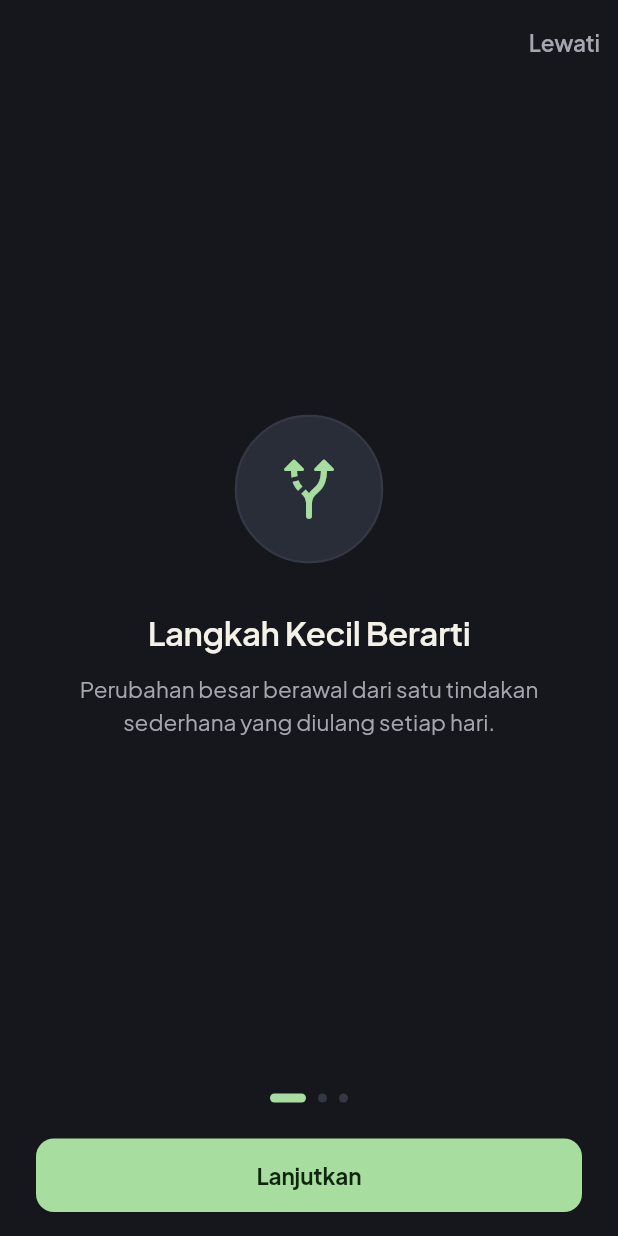
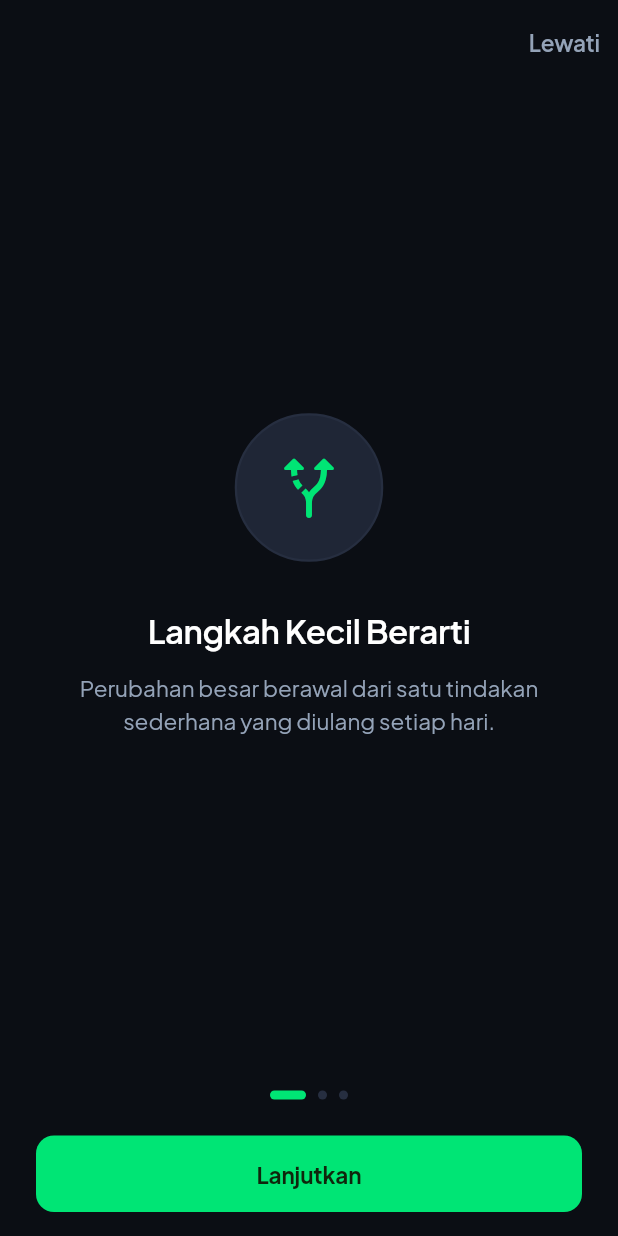
Before and after one commit to yungkaii/OneMore, a Flutter app: the screen it shows after launch, on a phone screen of 412 x 824 dp. Run offline on Flutter 3.47's test engine with Material 3 defaults, Android fonts, the phone set to English and light mode, and no system bars; our stand-ins replace flutter_local_notifications, flutter_riverpod, go_router, google_fonts, shared_preferences, supabase_flutter and 1 more; accounts and stored records are empty.

Commit message:
feat(design-system): update color tokens, typography scale, theme, and vector app logo

```diff
--- a/lib/core/constants/app_colors.dart
+++ b/lib/core/constants/app_colors.dart
@@ -1,57 +1,67 @@
 import 'package:flutter/material.dart';
 
-/// Design tokens for One More.
-/// Restrained, warm dark-first palette prioritizing readability and intentional visual hierarchy.
+/// Design tokens matching the One More visual identity from the design brief.
+/// Dark-first aesthetic with glowing neon-mint green, vibrant flame orange, and sky blue accents.
 class AppColors {
   AppColors._();
 
-  // Dark Theme Base Surfaces
-  static const Color darkBackground = Color(0xFF15171D);
-  static const Color darkSurface = Color(0xFF20232B);
-  static const Color darkSurfaceElevated = Color(0xFF292D37);
-  static const Color darkBorder = Color(0xFF333844);
+  // Dark Theme Base Surfaces (Matching design image #0B0E14 / #161B26)
+  static const Color darkBackground = Color(0xFF0B0E14);
+  static const Color darkSurface = Color(0xFF161B26);
+  static const Color darkSurfaceElevated = Color(0xFF1F2636);
+  static const Color darkBorder = Color(0xFF262E40);
 
-  // Light Theme Base Surfaces (for full dual theme support)
-  static const Color lightBackground = Color(0xFFF7F8FA);
+  // Light Theme Base Surfaces
+  static const Color lightBackground = Color(0xFFF6F8FA);
   static const Color lightSurface = Color(0xFFFFFFFF);
-  static const Color lightSurfaceElevated = Color(0xFFEEF0F4);
-  static const Color lightBorder = Color(0xFFDCE0E8);
+  static const Color lightSurfaceElevated = Color(0xFFEEF2F6);
+  static const Color lightBorder = Color(0xFFDCE2EC);
 
   // Typography Tokens
-  static const Color darkTextPrimary = Color(0xFFF4F1E8);
-  static const Color darkTextSecondary = Color(0xFFA5A7B0);
-  static const Color darkTextTertiary = Color(0xFF70737E);
+  static const Color darkTextPrimary = Color(0xFFFFFFFF);
+  static const Color darkTextSecondary = Color(0xFF94A3B8);
+  static const Color darkTextTertiary = Color(0xFF64748B);
 
-  static const Color lightTextPrimary = Color(0xFF1B1D22);
-  static const Color lightTextSecondary = Color(0xFF5A5E6B);
-  static const Color lightTextTertiary = Color(0xFF8F93A0);
+  static const Color lightTextPrimary = Color(0xFF0F172A);
+  static const Color lightTextSecondary = Color(0xFF475569);
+  static const Color lightTextTertiary = Color(0xFF94A3B8);
 
   // Brand Accents
-  /// Progress & completion accent: Calming, organic green
-  static const Color accentGreen = Color(0xFFA8DDA0);
-  static const Color accentGreenDark = Color(0xFF4C8D44);
+  /// Signature vibrant emerald/mint green from the design image
+  static const Color accentGreen = Color(0xFF00E575);
+  static const Color accentGreenDark = Color(0xFF059669);
+  static const Color accentGreenLight = Color(0xFF6EE7B7);
 
-  /// XP, level badges & milestone highlights: Soft futuristic periwinkle
-  static const Color accentXp = Color(0xFFB9C9FF);
-  static const Color accentXpDark = Color(0xFF4B61AA);
+  /// XP, level badges & sky blue highlights
+  static const Color accentXp = Color(0xFF38BDF8);
+  static const Color accentBlue = Color(0xFF60A5FA);
 
-  /// Streaks & fire highlights: Warm, encouraging amber
-  static const Color accentStreak = Color(0xFFF6A65A);
-  static const Color accentStreakDark = Color(0xFF9E5412);
+  /// Fiery streak accent
+  static const Color accentStreak = Color(0xFFFF7A18);
+  static const Color accentStreakDark = Color(0xFFEA580C);
+  static const Color streakOrange = Color(0xFFFF7A18);
+
+  /// Achievement Gold & Purple
+  static const Color gold = Color(0xFFFBBF24);
+  static const Color purple = Color(0xFFA855F7);
 
   // Feedback Tokens
-  static const Color error = Color(0xFFFF6B6B);
-  static const Color errorContainer = Color(0xFF3C1F22);
-  static const Color success = Color(0xFFA8DDA0);
-  static const Color warning = Color(0xFFF6C95A);
-  static const Color info = Color(0xFF80B5FF);
+  static const Color error = Color(0xFFEF4444);
+  static const Color errorContainer = Color(0xFF3B181E);
+  static const Color success = Color(0xFF00E575);
+  static const Color warning = Color(0xFFF59E0B);
+  static const Color info = Color(0xFF38BDF8);
 
-  // Habit Category Accents
+  // Category Accents (from the design)
   static const Map<String, Color> categoryColors = {
-    'health': Color(0xFFA8DDA0),
-    'learning': Color(0xFFB9C9FF),
-    'mindfulness': Color(0xFFD6B5FF),
-    'productivity': Color(0xFFF6A65A),
-    'routine': Color(0xFF8DE0E0),
+    'kesehatan': Color(0xFF38BDF8),
+    'produktivitas': Color(0xFF818CF8),
+    'diri': Color(0xFFA855F7),
+    'hiburan': Color(0xFFFF7A18),
+    'health': Color(0xFF38BDF8),
+    'learning': Color(0xFF818CF8),
+    'mindfulness': Color(0xFFA855F7),
+    'productivity': Color(0xFF818CF8),
+    'routine': Color(0xFF34D399),
   };
 }
--- a/lib/core/constants/app_typography.dart
+++ b/lib/core/constants/app_typography.dart
@@ -20,6 +20,13 @@ class AppTypography {
         height: 1.3,
       );
 
+  static TextStyle get headlineSmall => GoogleFonts.plusJakartaSans(
+        fontSize: 19,
+        fontWeight: FontWeight.w600,
+        letterSpacing: -0.2,
+        height: 1.3,
+      );
+
   static TextStyle get titleLarge => GoogleFonts.plusJakartaSans(
         fontSize: 18,
         fontWeight: FontWeight.w600,
@@ -32,6 +39,24 @@ class AppTypography {
         fontWeight: FontWeight.w600,
         letterSpacing: -0.1,
         height: 1.4,
+      );
+
+  static TextStyle get labelLarge => GoogleFonts.plusJakartaSans(
+        fontSize: 14,
+        fontWeight: FontWeight.w600,
+        letterSpacing: 0.1,
+      );
+
+  static TextStyle get labelMedium => GoogleFonts.plusJakartaSans(
+        fontSize: 12,
+        fontWeight: FontWeight.w500,
+        letterSpacing: 0.1,
+      );
+
+  static TextStyle get labelSmall => GoogleFonts.plusJakartaSans(
+        fontSize: 11,
+        fontWeight: FontWeight.w500,
+        letterSpacing: 0.1,
       );
 
   static TextStyle get bodyLarge => GoogleFonts.plusJakartaSans(
--- a/lib/core/theme/app_theme.dart
+++ b/lib/core/theme/app_theme.dart
@@ -2,8 +2,7 @@ import 'package:flutter/material.dart';
 import '../constants/app_colors.dart';
 import '../constants/app_typography.dart';
 
-/// Complete Material 3 themes for One More.
-/// Dark theme is the primary, carefully refined default.
+/// Complete Material 3 themes for One More matching the design image.
 class AppTheme {
   AppTheme._();
 
@@ -11,26 +10,26 @@ class AppTheme {
     const colorScheme = ColorScheme(
       brightness: Brightness.dark,
       primary: AppColors.accentGreen,
-      onPrimary: Color(0xFF0F260C),
+      onPrimary: Color(0xFF032210),
       primaryContainer: AppColors.accentGreenDark,
-      onPrimaryContainer: AppColors.darkTextPrimary,
+      onPrimaryContainer: Colors.white,
       secondary: AppColors.accentXp,
-      onSecondary: Color(0xFF131D38),
-      secondaryContainer: AppColors.accentXpDark,
-      onSecondaryContainer: AppColors.darkTextPrimary,
+      onSecondary: Color(0xFF0C1929),
+      secondaryContainer: Color(0xFF1E293B),
+      onSecondaryContainer: Colors.white,
       tertiary: AppColors.accentStreak,
-      onTertiary: Color(0xFF381A00),
+      onTertiary: Color(0xFF331400),
       tertiaryContainer: AppColors.accentStreakDark,
-      onTertiaryContainer: AppColors.darkTextPrimary,
+      onTertiaryContainer: Colors.white,
       error: AppColors.error,
-      onError: Colors.black,
+      onError: Colors.white,
       errorContainer: AppColors.errorContainer,
       onErrorContainer: AppColors.error,
       surface: AppColors.darkSurface,
       onSurface: AppColors.darkTextPrimary,
       surfaceContainerHighest: AppColors.darkSurfaceElevated,
       outline: AppColors.darkBorder,
-      outlineVariant: Color(0xFF262A34),
+      outlineVariant: Color(0xFF1E2433),
     );
 
     return ThemeData(
@@ -44,7 +43,7 @@ class AppTheme {
         color: AppColors.darkSurface,
         elevation: 0,
         shape: RoundedRectangleBorder(
-          borderRadius: BorderRadius.circular(16),
+          borderRadius: BorderRadius.circular(18),
           side: const BorderSide(color: AppColors.darkBorder, width: 1),
         ),
         margin: EdgeInsets.zero,
@@ -58,17 +57,10 @@ class AppTheme {
             AppTypography.titleLarge.copyWith(color: AppColors.darkTextPrimary),
         iconTheme: const IconThemeData(color: AppColors.darkTextPrimary),
       ),
-      bottomNavigationBarTheme: const BottomNavigationBarThemeData(
-        backgroundColor: AppColors.darkSurface,
-        selectedItemColor: AppColors.accentGreen,
-        unselectedItemColor: AppColors.darkTextSecondary,
-        type: BottomNavigationBarType.fixed,
-        elevation: 8,
-      ),
       navigationBarTheme: NavigationBarThemeData(
         backgroundColor: AppColors.darkSurface,
-        indicatorColor: AppColors.accentGreen.withValues(alpha: 0.18),
-        elevation: 2,
+        indicatorColor: AppColors.accentGreen.withValues(alpha: 0.15),
+        elevation: 4,
         labelTextStyle: WidgetStateProperty.resolveWith((states) {
           if (states.contains(WidgetState.selected)) {
             return AppTypography.bodySmall.copyWith(
@@ -97,31 +89,31 @@ class AppTheme {
         labelStyle: AppTypography.bodyMedium
             .copyWith(color: AppColors.darkTextSecondary),
         border: OutlineInputBorder(
-          borderRadius: BorderRadius.circular(12),
+          borderRadius: BorderRadius.circular(14),
           borderSide: const BorderSide(color: AppColors.darkBorder),
         ),
         enabledBorder: OutlineInputBorder(
-          borderRadius: BorderRadius.circular(12),
+          borderRadius: BorderRadius.circular(14),
           borderSide: const BorderSide(color: AppColors.darkBorder),
         ),
         focusedBorder: OutlineInputBorder(
-          borderRadius: BorderRadius.circular(12),
+          borderRadius: BorderRadius.circular(14),
           borderSide:
               const BorderSide(color: AppColors.accentGreen, width: 1.5),
         ),
         errorBorder: OutlineInputBorder(
-          borderRadius: BorderRadius.circular(12),
+          borderRadius: BorderRadius.circular(14),
           borderSide: const BorderSide(color: AppColors.error),
         ),
       ),
       elevatedButtonTheme: ElevatedButtonThemeData(
         style: ElevatedButton.styleFrom(
           backgroundColor: AppColors.accentGreen,
-          foregroundColor: const Color(0xFF0F260C),
+          foregroundColor: const Color(0xFF032210),
           elevation: 0,
           shape:
-              RoundedRectangleBorder(borderRadius: BorderRadius.circular(12)),
-          padding: const EdgeInsets.symmetric(horizontal: 20, vertical: 14),
+              RoundedRectangleBorder(borderRadius: BorderRadius.circular(16)),
+          padding: const EdgeInsets.symmetric(horizontal: 24, vertical: 15),
           textStyle:
               AppTypography.titleMedium.copyWith(fontWeight: FontWeight.w700),
         ),
@@ -131,8 +123,8 @@ class AppTheme {
           foregroundColor: AppColors.darkTextPrimary,
           side: const BorderSide(color: AppColors.darkBorder),
           shape:
-              RoundedRectangleBorder(borderRadius: BorderRadius.circular(12)),
-          padding: const EdgeInsets.symmetric(horizontal: 20, vertical: 14),
+              RoundedRectangleBorder(borderRadius: BorderRadius.circular(16)),
+          padding: const EdgeInsets.symmetric(horizontal: 24, vertical: 15),
           textStyle: AppTypography.titleMedium,
         ),
       ),
@@ -150,25 +142,25 @@ class AppTheme {
       brightness: Brightness.light,
       primary: AppColors.accentGreenDark,
       onPrimary: Colors.white,
-      primaryContainer: AppColors.accentGreen.withValues(alpha: 0.3),
-      onPrimaryContainer: const Color(0xFF0F260C),
-      secondary: AppColors.accentXpDark,
+      primaryContainer: AppColors.accentGreen.withValues(alpha: 0.25),
+      onPrimaryContainer: const Color(0xFF032210),
+      secondary: AppColors.accentXp,
       onSecondary: Colors.white,
-      secondaryContainer: AppColors.accentXp.withValues(alpha: 0.3),
-      onSecondaryContainer: const Color(0xFF131D38),
+      secondaryContainer: const Color(0xFFE0F2FE),
+      onSecondaryContainer: const Color(0xFF0369A1),
       tertiary: AppColors.accentStreakDark,
       onTertiary: Colors.white,
-      tertiaryContainer: AppColors.accentStreak.withValues(alpha: 0.3),
-      onTertiaryContainer: const Color(0xFF381A00),
+      tertiaryContainer: const Color(0xFFFFEDD5),
+      onTertiaryContainer: const Color(0xFF9A3412),
       error: AppColors.error,
       onError: Colors.white,
-      errorContainer: const Color(0xFFFFEAEA),
+      errorContainer: const Color(0xFFFEE2E2),
       onErrorContainer: AppColors.error,
       surface: AppColors.lightSurface,
       onSurface: AppColors.lightTextPrimary,
       surfaceContainerHighest: AppColors.lightSurfaceElevated,
       outline: AppColors.lightBorder,
-      outlineVariant: const Color(0xFFE4E7ED),
+      outlineVariant: const Color(0xFFE2E8F0),
     );
 
     return ThemeData(
@@ -182,7 +174,7 @@ class AppTheme {
         color: AppColors.lightSurface,
         elevation: 0,
         shape: RoundedRectangleBorder(
-          borderRadius: BorderRadius.circular(16),
+          borderRadius: BorderRadius.circular(18),
           side: const BorderSide(color: AppColors.lightBorder, width: 1),
         ),
         margin: EdgeInsets.zero,
@@ -196,21 +188,6 @@ class AppTheme {
             .copyWith(color: AppColors.lightTextPrimary),
         iconTheme: const IconThemeData(color: AppColors.lightTextPrimary),
       ),
-      navigationBarTheme: NavigationBarThemeData(
-        backgroundColor: AppColors.lightSurface,
-        indicatorColor: AppColors.accentGreenDark.withValues(alpha: 0.12),
-        elevation: 2,
-        labelTextStyle: WidgetStateProperty.resolveWith((states) {
-          if (states.contains(WidgetState.selected)) {
-            return AppTypography.bodySmall.copyWith(
-              color: AppColors.accentGreenDark,
-              fontWeight: FontWeight.w600,
-            );
-          }
-          return AppTypography.bodySmall
-              .copyWith(color: AppColors.lightTextSecondary);
-        }),
-      ),
       inputDecorationTheme: InputDecorationTheme(
         filled: true,
         fillColor: AppColors.lightSurfaceElevated,
@@ -221,15 +198,15 @@ class AppTheme {
         labelStyle: AppTypography.bodyMedium
             .copyWith(color: AppColors.lightTextSecondary),
         border: OutlineInputBorder(
-          borderRadius: BorderRadius.circular(12),
+          borderRadius: BorderRadius.circular(14),
           borderSide: const BorderSide(color: AppColors.lightBorder),
         ),
         enabledBorder: OutlineInputBorder(
-          borderRadius: BorderRadius.circular(12),
+          borderRadius: BorderRadius.circular(14),
           borderSide: const BorderSide(color: AppColors.lightBorder),
         ),
         focusedBorder: OutlineInputBorder(
-          borderRadius: BorderRadius.circular(12),
+          borderRadius: BorderRadius.circular(14),
           borderSide:
               const BorderSide(color: AppColors.accentGreenDark, width: 1.5),
         ),
@@ -240,8 +217,8 @@ class AppTheme {
           foregroundColor: Colors.white,
           elevation: 0,
           shape:
-              RoundedRectangleBorder(borderRadius: BorderRadius.circular(12)),
-          padding: const EdgeInsets.symmetric(horizontal: 20, vertical: 14),
+              RoundedRectangleBorder(borderRadius: BorderRadius.circular(16)),
+          padding: const EdgeInsets.symmetric(horizontal: 24, vertical: 15),
           textStyle:
               AppTypography.titleMedium.copyWith(fontWeight: FontWeight.w700),
         ),
```
Also changed, not shown: lib/core/widgets/app_logo.dart (added, +94 -0 lines).
